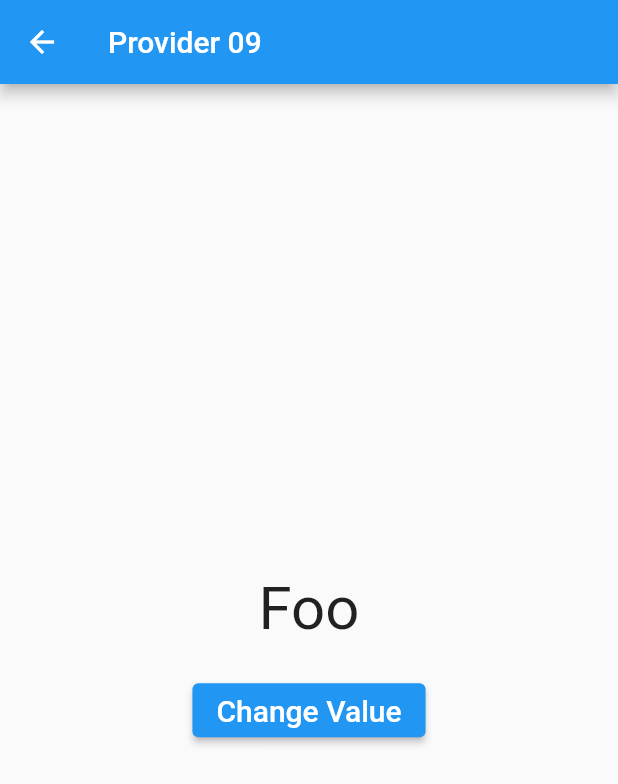
After one commit to flexboni/flutter_provider_essential, a Flutter app: the Overview09 screen opened directly, on a phone screen of 412 x 824 dp. The commit adds this screen. Shown: the top 784 px of the screen. Run offline on Flutter 3.47's test engine with Material 2 defaults, Android fonts, the phone set to English and light mode, and no system bars.

Commit message:
Chapter16. Consumer, builder, ProviderNotFoundException

```diff
--- a/lib/main.dart
+++ b/lib/main.dart
@@ -40,6 +40,7 @@ final pages = <PageModel>[
   PageModel(name: 'OverView06', route: AppRoutes.overView06),
   PageModel(name: 'OverView07', route: AppRoutes.overView07),
   PageModel(name: 'OverView08', route: AppRoutes.overView08),
+  PageModel(name: 'OverView09', route: AppRoutes.overView09),
 ];
 
 class MyHomePage extends StatefulWidget {
--- a/lib/provider_overview_08/overview_08.dart
+++ b/lib/provider_overview_08/overview_08.dart
@@ -22,8 +22,7 @@ class _Overview08State extends State<Overview08> {
               create: (context) =>
                   Dog(name: 'dog08', breed: 'breed08', age: 8)),
         ],
-        builder: (_, __) {
-          return Consumer<Dog>(
+        child: Consumer<Dog>(
           builder: (BuildContext context, Dog dog, Widget? child) {
             return Center(
               child: Column(
@@ -47,8 +46,7 @@ class _Overview08State extends State<Overview08> {
             'I Like dogs very much',
             style: TextStyle(fontSize: 20),
           ),
-          );
-        },
+        ),
       ),
     );
   }
--- /dev/null
+++ b/lib/provider_overview_09/overview_09.dart
@@ -0,0 +1,51 @@
+import 'package:flutter/material.dart';
+import 'package:provider/provider.dart';
+
+class Foo with ChangeNotifier {
+  String value = 'Foo';
+
+  void changeValue() {
+    value = value == 'Foo' ? 'Bar' : 'Foo';
+    notifyListeners();
+  }
+}
+
+class Overview09 extends StatelessWidget {
+  const Overview09({Key? key}) : super(key: key);
+
+  @override
+  Widget build(BuildContext context) {
+    return Scaffold(
+      appBar: AppBar(
+        title: const Text('Provider 09'),
+      ),
+      body: ChangeNotifierProvider<Foo>(
+        create: (_) => Foo(),
+        child: Consumer<Foo>(
+          builder: (BuildContext context, Foo foo, Widget? _) {
+            return Center(
+              child: Column(
+                mainAxisAlignment: MainAxisAlignment.center,
+                mainAxisSize: MainAxisSize.min,
+                children: <Widget>[
+                  Text(
+                    foo.value,
+                    style: const TextStyle(fontSize: 40),
+                  ),
+                  const SizedBox(height: 20),
+                  ElevatedButton(
+                    onPressed: () => foo.changeValue(),
+                    child: const Text(
+                      'Change Value',
+                      style: TextStyle(fontSize: 20),
+                    ),
+                  ),
+                ],
+              ),
+            );
+          },
+        ),
+      ),
+    );
+  }
+}
```
Also changed, not shown: lib/app_router.dart (+8 -0 lines), lib/provider_overview_09/model/babies.dart (added, +26 -0 lines), 3 other files. Lines whose indentation alone changed are shown as unchanged.
